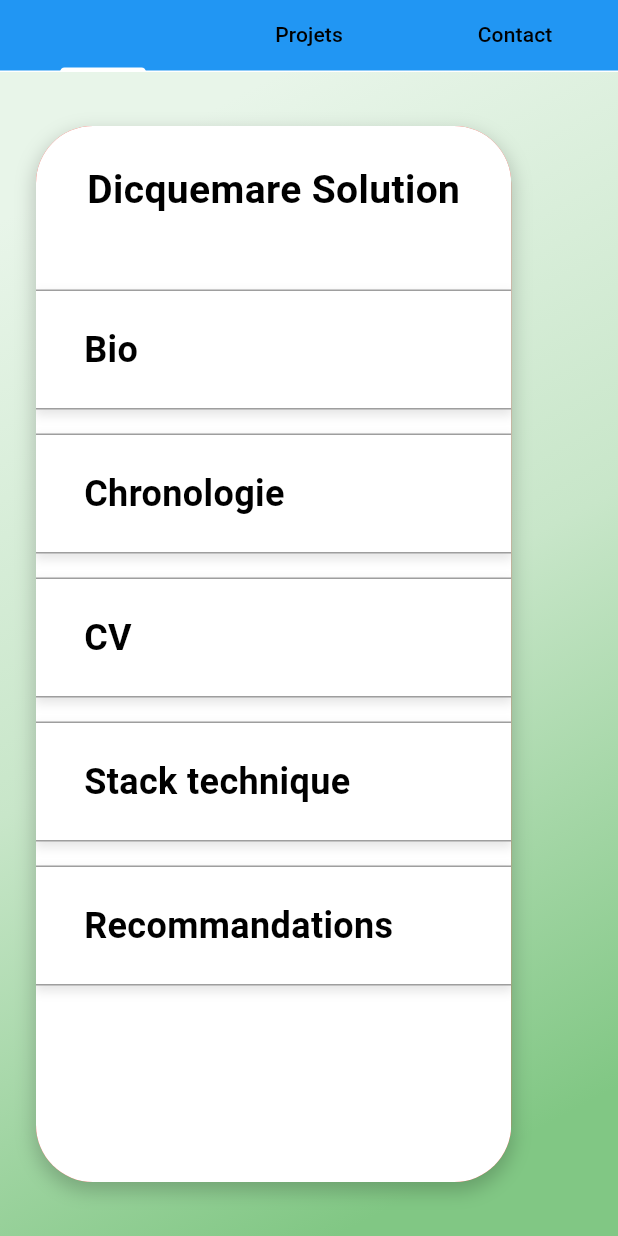
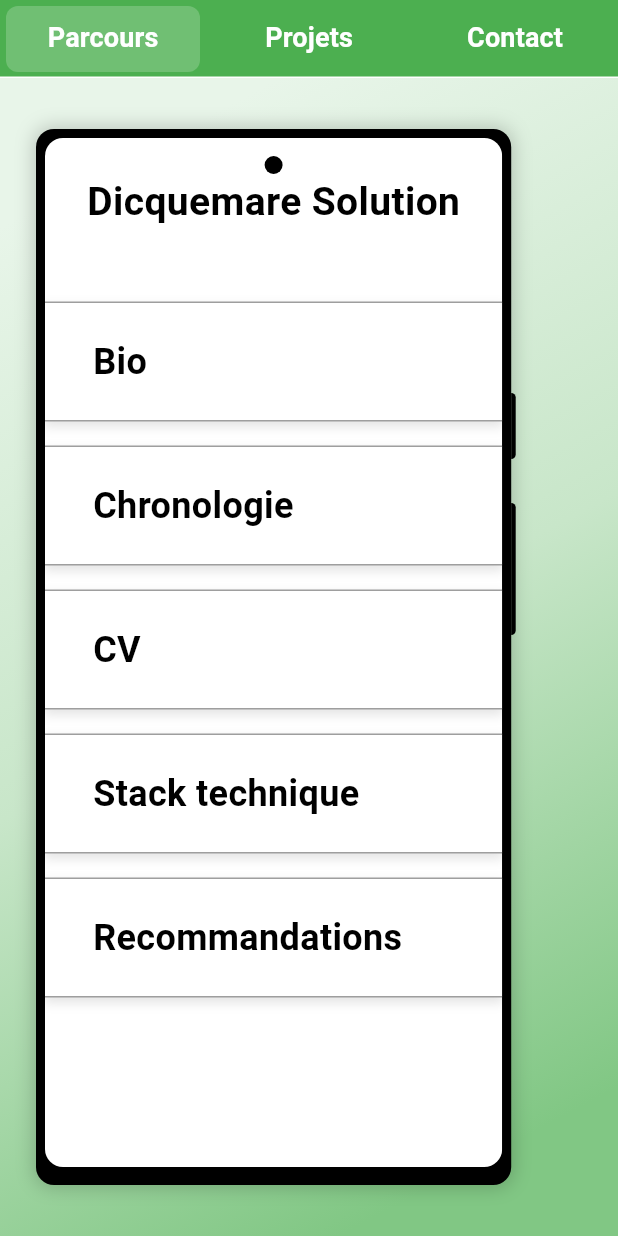
Before and after one commit to tiagodicquemare/portfolio, a Flutter app: the screen it shows after launch, on a phone screen of 412 x 824 dp. Run offline on Flutter 3.47's test engine with Material 3 defaults, Android fonts, the phone set to English and light mode, and no system bars; our stand-ins replace bloc, equatable, flutter_bloc, fluttertoast, get_it, injectable and 1 more; missing offline and left inert: dart:html, syncfusion_flutter_pdfviewer; generated files the repository leaves out were written again; Roboto replaces fonts that are missing (Nunito, ProximaNova).

Commit message:
give form to tab bar and phone

```diff
--- /dev/null
+++ b/lib/core/ui/animated_tab_bar.dart
@@ -0,0 +1,98 @@
+import 'package:dicquemare_solution/core/ui/text_styles.dart';
+import 'package:flutter/material.dart';
+import 'package:flutter/src/scheduler/ticker.dart';
+
+class MyTabBar extends StatefulWidget {
+  final TabController tabController;
+
+  MyTabBar({Key? key, required this.tabController}) : super(key: key);
+
+  @override
+  _MyTabBarState createState() => _MyTabBarState();
+}
+
+class _MyTabBarState extends State<MyTabBar> with TickerProviderStateMixin {
+  late Animation<double> animation;
+  late AnimationController animationController;
+
+  @override
+  void initState() {
+    super.initState();
+    animationController = AnimationController(
+      duration: const Duration(milliseconds: 800),
+      vsync: this,
+    );
+
+    animation = Tween<double>(begin: 0, end: 0).animate(animationController)
+      ..addListener(() {
+        setState(() {});
+      });
+
+    widget.tabController.addListener(() {
+      if (widget.tabController.indexIsChanging) {
+        animation = Tween<double>(
+          begin: animation.value,
+          end: widget.tabController.index.toDouble(),
+        ).animate(animationController);
+        animationController.forward(from: 0);
+      }
+    });
+  }
+
+  @override
+  void dispose() {
+    animationController.dispose();
+    super.dispose();
+  }
+
+  @override
+  Widget build(BuildContext context) {
+    return SizedBox(
+        height: 52,
+        child: Stack(
+          children: <Widget>[
+            AppBar(
+              backgroundColor: Colors.green,
+              bottom: TabBar(
+                controller: widget.tabController,
+                indicatorColor: Colors.transparent,
+                indicator: null,
+                tabs: [
+                  Tab(
+                      height: 50,
+                      child: Text(
+                        "Parcours",
+                        style: AppTextStyles.textLSemiBold(color: Colors.white),
+                      )),
+                  Tab(
+                      height: 50,
+                      child: Text(
+                        "Projets",
+                        style: AppTextStyles.textLSemiBold(color: Colors.white),
+                      )),
+                  Tab(
+                      height: 50,
+                      child: Text(
+                        "Contact",
+                        style: AppTextStyles.textLSemiBold(color: Colors.white),
+                      )),
+                ],
+              ),
+            ),
+            Positioned(
+              bottom: 0,
+              top: 0,
+              left: MediaQuery.of(context).size.width / 3 * animation.value,
+              child: Padding(
+                  padding: const EdgeInsets.all(4),
+                  child: Container(
+                      width: MediaQuery.of(context).size.width / 3 - 8,
+                      height: 42,
+                      decoration: BoxDecoration(
+                          borderRadius: BorderRadius.circular(8),
+                          color: Colors.white.withOpacity(0.2)))),
+            ),
+          ],
+        ));
+  }
+}
--- /dev/null
+++ b/lib/core/ui/text_styles.dart
@@ -0,0 +1,116 @@
+import 'package:flutter/material.dart';
+
+class AppTextStyles {
+  static TextStyle textXSRegular(
+      {required Color color, bool underline = false}) {
+    return _textStyle('ProximaNova', color, 12, FontWeight.w400, underline);
+  }
+
+  static TextStyle textSRegular(
+      {required Color color, bool underline = false}) {
+    return _textStyle('ProximaNova', color, 14, FontWeight.w400, underline);
+  }
+
+  static TextStyle textMRegular(
+      {required Color color, bool underline = false}) {
+    return _textStyle('ProximaNova', color, 16, FontWeight.w400, underline);
+  }
+
+  static TextStyle textLRegular(
+      {required Color color, bool underline = false}) {
+    return _textStyle('ProximaNova', color, 18, FontWeight.w400, underline);
+  }
+
+  static TextStyle textXLRegular(
+      {required Color color, bool underline = false}) {
+    return _textStyle('ProximaNova', color, 20, FontWeight.w400, underline);
+  }
+
+  static TextStyle textXXLRegular(
+      {required Color color, bool underline = false}) {
+    return _textStyle('ProximaNova', color, 22, FontWeight.w400, underline);
+  }
+
+  static TextStyle textXSSemiBold(
+      {required Color color, bool underline = false}) {
+    return _textStyle('ProximaNova', color, 12, FontWeight.w600, underline);
+  }
+
+  static TextStyle textSSemiBold(
+      {required Color color, bool underline = false}) {
+    return _textStyle('ProximaNova', color, 14, FontWeight.w600, underline);
+  }
+
+  static TextStyle textMSemiBold(
+      {required Color color, bool underline = false}) {
+    return _textStyle('ProximaNova', color, 16, FontWeight.w600, underline);
+  }
+
+  static TextStyle textLSemiBold(
+      {required Color color, bool underline = false}) {
+    return _textStyle('ProximaNova', color, 18, FontWeight.w600, underline);
+  }
+
+  static TextStyle textXLSemiBold(
+      {required Color color, bool underline = false}) {
+    return _textStyle('ProximaNova', color, 20, FontWeight.w600, underline);
+  }
+
+  static TextStyle textXXLSemiBold(
+      {required Color color, bool underline = false}) {
+    return _textStyle('ProximaNova', color, 22, FontWeight.w600, underline);
+  }
+
+  static TextStyle textXSBold({required Color color, bool underline = false}) {
+    return _textStyle('ProximaNova', color, 12, FontWeight.w700, underline);
+  }
+
+  static TextStyle textSBold({required Color color, bool underline = false}) {
+    return _textStyle('ProximaNova', color, 14, FontWeight.w700, underline);
+  }
+
+  static TextStyle textMBold({required Color color, bool underline = false}) {
+    return _textStyle('ProximaNova', color, 16, FontWeight.w700, underline);
+  }
+
+  static TextStyle textLBold({required Color color, bool underline = false}) {
+    return _textStyle('ProximaNova', color, 18, FontWeight.w700, underline);
+  }
+
+  static TextStyle textXLBold({required Color color, bool underline = false}) {
+    return _textStyle('ProximaNova', color, 20, FontWeight.w700, underline);
+  }
+
+  static TextStyle textXXLBold({required Color color, bool underline = false}) {
+    return _textStyle('ProximaNova', color, 22, FontWeight.w700, underline);
+  }
+
+  static TextStyle textXXXLBold(
+      {required Color color, bool underline = false}) {
+    return _textStyle('ProximaNova', color, 24, FontWeight.w700, underline);
+  }
+
+  static TextStyle textTitle26({required Color color, bool underline = false}) {
+    return _textStyle('ProximaNova', color, 26, FontWeight.w400, underline);
+  }
+
+  static TextStyle textTitle26Bold(
+      {required Color color, bool underline = false}) {
+    return _textStyle('ProximaNova', color, 26, FontWeight.w900, underline);
+  }
+
+  static TextStyle textTitle32({required Color color, bool underline = false}) {
+    return _textStyle('ProximaNova', color, 32, FontWeight.w700, underline);
+  }
+
+  static TextStyle _textStyle(String fontFamily, Color color, double size,
+      FontWeight weight, bool underline) {
+    return TextStyle(
+        fontFamily: fontFamily,
+        color: color,
+        height: 1.2,
+        fontSize: size,
+        decoration: underline ? TextDecoration.underline : null,
+        fontWeight: weight);
+  }
+}
--- a/lib/features/home/presentation/pages/home_page.dart
+++ b/lib/features/home/presentation/pages/home_page.dart
@@ -1,4 +1,5 @@
 import 'package:dicquemare_solution/core/injection.dart';
+import 'package:dicquemare_solution/core/ui/animated_tab_bar.dart';
 import 'package:dicquemare_solution/core/ui/green_gradient_background.dart';
 import 'package:dicquemare_solution/core/utils.dart';
 import 'package:dicquemare_solution/features/home/presentation/widgets/contact_me_widget.dart';
@@ -53,18 +54,7 @@ class _HomePageState extends State<HomePage>
     return Scaffold(
       body: Column(
         children: <Widget>[
-          Material(
-            // Create a Material widget to get the visual design for Tabs
-            color: Colors.blue, // Give a color to the TabBar
-            child: TabBar(
-              controller: _tabController,
-              tabs: [
-                Tab(text: 'Parcours'),
-                Tab(text: 'Projets'),
-                Tab(text: 'Contact'),
-              ],
-            ),
-          ),
+          MyTabBar(tabController: _tabController),
           Expanded(
             child: GreenGradientBackground(
                 child: containerHomeContent(_tabController.index + 1)),
@@ -149,7 +139,7 @@ class _HomePageState extends State<HomePage>
     _lastAlignment = alignment;
     return AnimatedAlign(
         alignment: getAlignment(),
-        duration: const Duration(seconds: 1),
+        duration: const Duration(milliseconds: 800),
         curve: Curves.easeInOut,
         onEnd: () {
           setState(() {
@@ -161,7 +151,7 @@ class _HomePageState extends State<HomePage>
         child: Visibility(
           visible: isPhoneVisible,
           child: SizedBox(
-              width: widthPhone,
+              width: widthPhone + 3,
               height: heightPhone,
               child: SmartphoneWidget()),
         ));
--- a/lib/features/home/presentation/widgets/course_widgets/about_me_widget.dart
+++ b/lib/features/home/presentation/widgets/course_widgets/about_me_widget.dart
@@ -1,6 +1,7 @@
 // ignore_for_file: prefer_const_constructors
 
 import 'package:dicquemare_solution/assets.dart';
+import 'package:dicquemare_solution/core/ui/text_styles.dart';
 import 'package:flutter/material.dart';
 
 class AboutMeWidget extends StatelessWidget {
@@ -14,7 +15,7 @@ class AboutMeWidget extends StatelessWidget {
             mainAxisAlignment: MainAxisAlignment.start,
             crossAxisAlignment: CrossAxisAlignment.start,
             children: [
-              const Flexible(
+              Flexible(
                 child: Column(
                   mainAxisAlignment: MainAxisAlignment.start,
                   crossAxisAlignment: CrossAxisAlignment.start,
@@ -22,20 +23,14 @@ class AboutMeWidget extends StatelessWidget {
                   children: [
                     Text(
                       "Développeur mobile Android et Flutter Freelance",
-                      style: TextStyle(
-                        fontSize: 42,
-                        fontWeight: FontWeight.bold,
-                      ),
+                      style: AppTextStyles.textTitle32(color: Colors.black),
                     ),
                     SizedBox(
                       height: 32,
                     ),
                     Text(
                       "I am a backend developer with expertise in Node.js. I have experience in building scalable, secure and reliable web applications using various frameworks and technologies. I enjoy solving complex problems and learning new skills. I am passionate about creating high-quality code that follows best practices and industry standards. I am always looking for new challenges and opportunities to grow as a developer.",
-                      style: TextStyle(
-                        fontSize: 20,
-                        fontWeight: FontWeight.normal,
-                      ),
+                      style: AppTextStyles.textLRegular(color: Colors.black),
                     ),
                   ],
                 ),
--- a/lib/features/home/presentation/widgets/swipeable_project_widget.dart
+++ b/lib/features/home/presentation/widgets/swipeable_project_widget.dart
@@ -39,7 +39,7 @@ class _SwipeableCardsCarouselState extends State<SwipeableProjectsCarousel> {
         listProjectCards = getProjectsWidgets(false);
       }
       return SizedBox(
-        width: widthPhone * 2 + widthPhone / 2,
+        width: (widthPhone + 3) * 2 + (widthPhone + 3) / 2,
         child: CarouselSlider(
             carouselController: _carouselController,
             options: CarouselOptions(
--- a/lib/features/phone_container/presentation/pages/smart_phone_widget.dart
+++ b/lib/features/phone_container/presentation/pages/smart_phone_widget.dart
@@ -18,26 +18,34 @@ class SmartphoneWidget extends StatelessWidget {
   @override
   Widget build(BuildContext context) {
     final widthPhone = CoreUtils.getPhoneScreenWidth(context);
-    return Container(
+    final heightPhone = CoreUtils.getPhoneScreenHeight(context);
+    return Row(
+      crossAxisAlignment: CrossAxisAlignment.start,
+      children: [
+        Container(
+          width: widthPhone,
           decoration: BoxDecoration(
-          color: Colors.red,
-          borderRadius: BorderRadius.circular(38.0),
+            borderRadius: BorderRadius.circular(12.0),
+            color: Colors.black,
             boxShadow: [
               BoxShadow(
                 color: Colors.black.withOpacity(0.2),
                 spreadRadius: 1,
                 blurRadius: 10,
-              offset: const Offset(0, 5),
+                offset: const Offset(0, 0),
               ),
             ],
           ),
-        child: ClipRRect(
-          borderRadius: BorderRadius.circular(38.0),
-          child: Column(
-            children: <Widget>[
-              Expanded(
+          child: Padding(
+            padding:
+                const EdgeInsets.only(left: 6, right: 6, top: 6, bottom: 12),
+            child: Stack(
+              children: [
+                ClipRRect(
+                  borderRadius: BorderRadius.circular(12.0),
                   child: Container(
-                    width: widthPhone,
+                    width: widthPhone - 12,
+                    height: heightPhone - 12,
                     color: Colors.white,
                     child: BlocBuilder<PhoneContainerBloc, PhoneContainerState>(
                       builder: (context, state) {
@@ -54,10 +62,53 @@ class SmartphoneWidget extends StatelessWidget {
                         } else {
                           return const SizedBox();
                         }
-                    })),
+                      },
                     ),
+                  ),
+                ),
+                Positioned(
+                    left: 0,
+                    right: 0,
+                    top: 12,
+                    child: Container(
+                      width: 12,
+                      height: 12,
+                      decoration: BoxDecoration(
+                          shape: BoxShape.circle, color: Colors.black),
+                    ))
               ],
             ),
-        ));
+          ),
+        ),
+        Column(
+          children: [
+            SizedBox(
+              height: heightPhone / 4,
+            ),
+            Container(
+              height: heightPhone / 16,
+              width: 3,
+              decoration: const BoxDecoration(
+                  borderRadius: BorderRadius.only(
+                      topRight: Radius.circular(4),
+                      bottomRight: Radius.circular(4)),
+                  color: Colors.black),
+            ),
+            SizedBox(
+              height: heightPhone / 24,
+            ),
+            Container(
+              height: heightPhone / 8,
+              width: 3,
+              decoration: const BoxDecoration(
+                  borderRadius: BorderRadius.only(
+                      topRight: Radius.circular(4),
+                      bottomRight: Radius.circular(4)),
+                  color: Colors.black),
+            )
+          ],
+        )
+      ],
+    );
   }
 }
```
Also changed, not shown: lib/features/home/presentation/widgets/course_widgets/timeline_widget.dart (+49 -19 lines), pubspec.yaml (+8 -0 lines), fonts/Proxima Nova-Regular.ttf (added), fonts/ProximaNova-Bold.ttf (added), fonts/ProximaNova-Light.ttf (added), fonts/ProximaNova-Semibold.ttf (added). Lines whose indentation alone changed are shown as unchanged.
